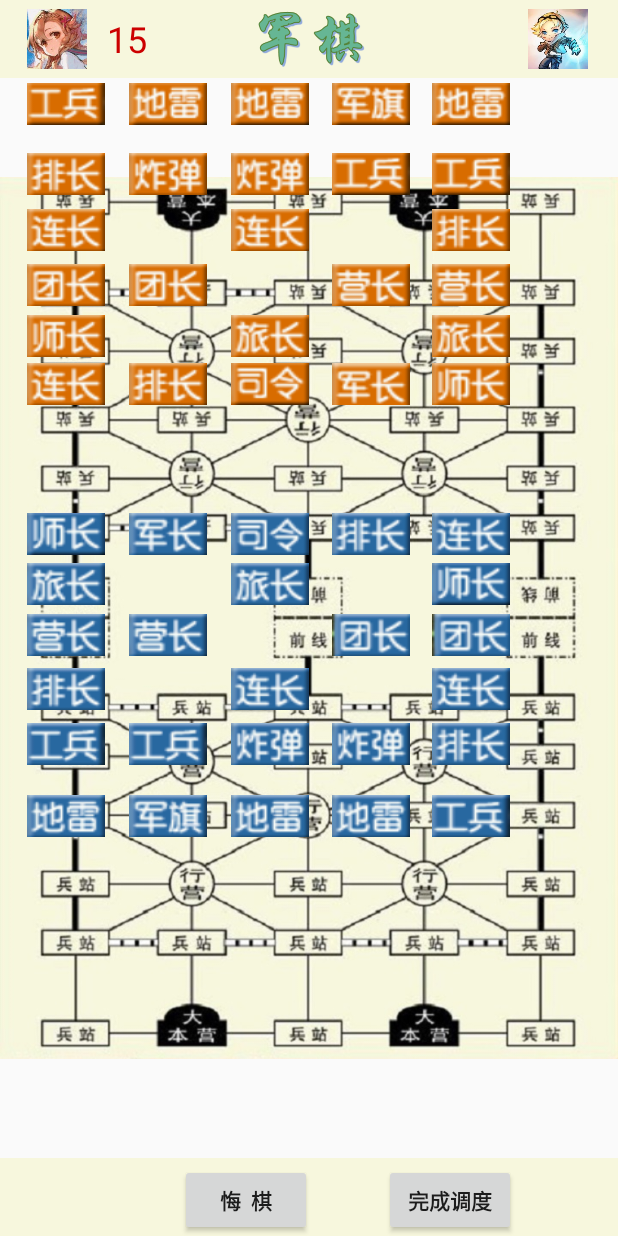
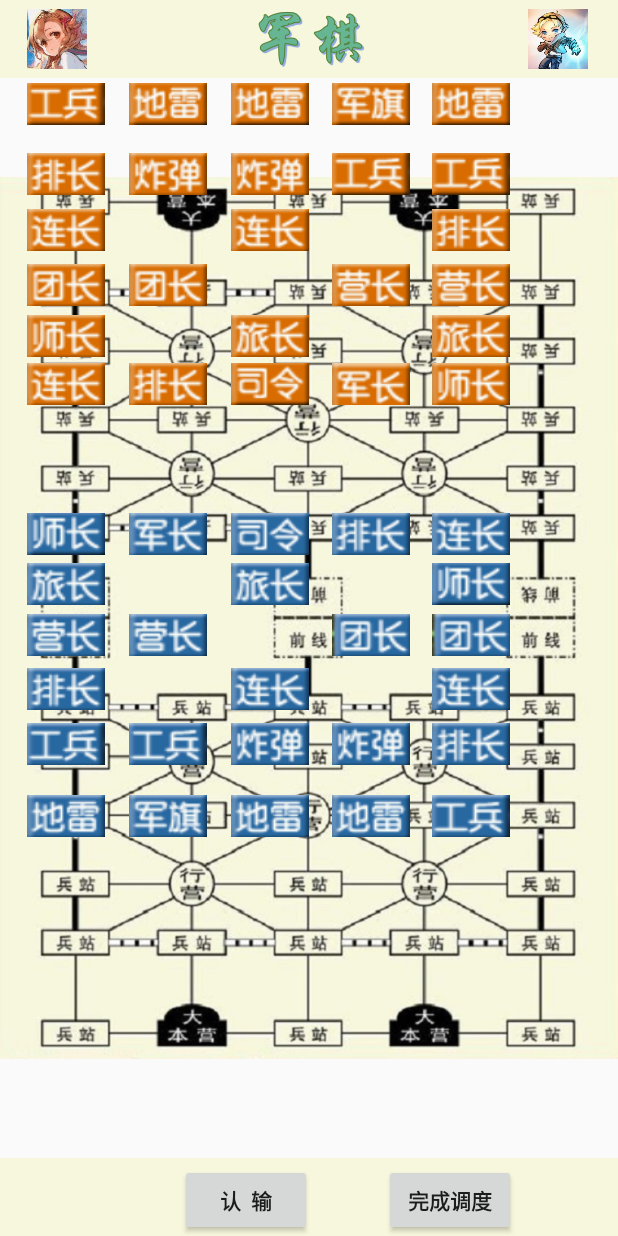
Before and after one commit to donnyyou/MilitaryChessApp, an Android app: the BlueToothGameAty screen opened directly, with no data from a screen before it, on a phone screen of 412 x 824 dp. Run offline under Robolectric (Android 15) with nearby library versions, the phone set to English and light mode, and no system bars.

Commit message:
界面定稿

```diff
--- a/app/src/main/res/layout-normal/activity_main.xml
+++ b/app/src/main/res/layout-normal/activity_main.xml
@@ -927,7 +927,7 @@
                 android:textStyle="normal|bold" />
 
             <Button
-                android:text="调入布局"
+                android:text="认  输"
                 android:layout_width="wrap_content"
                 android:layout_height="wrap_content"
                 android:id="@+id/button3"
--- a/app/src/main/res/layout-normal/blue_tooth_main_layout.xml
+++ b/app/src/main/res/layout-normal/blue_tooth_main_layout.xml
@@ -56,19 +56,6 @@
                 android:layout_width="40dp"
                 android:layout_height="40dp"
                 android:layout_centerVertical="true" />
-
-            <TextView
-                android:text="15"
-                android:layout_width="wrap_content"
-                android:layout_height="wrap_content"
-                android:layout_centerVertical="true"
-                android:layout_toRightOf="@+id/imageViewUser1"
-                android:layout_toEndOf="@+id/imageViewUser1"
-                android:layout_marginLeft="13dp"
-                android:layout_marginStart="13dp"
-                android:id="@+id/TimerView"
-                android:textSize="24sp"
-                android:textColor="@android:color/holo_red_dark" />
 
         </RelativeLayout>
 
@@ -927,7 +914,7 @@
                 android:textStyle="normal|bold" />
 
             <Button
-                android:text="悔  棋"
+                android:text="认  输"
                 android:layout_width="wrap_content"
                 android:layout_height="wrap_content"
                 android:id="@+id/button3"
--- a/app/src/main/res/values/colors.xml
+++ b/app/src/main/res/values/colors.xml
@@ -2,5 +2,5 @@
 <resources>
     <color name="colorPrimary">#3F51B5</color>
     <color name="colorPrimaryDark">#303F9F</color>
-    <color name="colorAccent">#FF4081</color>
+    <color name="colorAccent">#ff4081</color>
 </resources>
```
